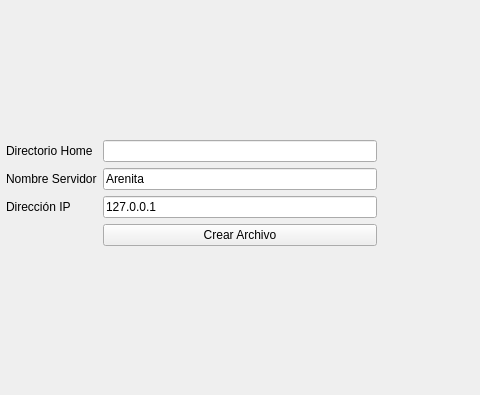
Before: the Qt Designer form administrador/parametro/servidorconfigura.ui in jorge-luis-dev/Arenita, drawn with Qt 5; both pictures show x 124 to 604 and y 0 to 395 of the 800 by 600 pixel window.
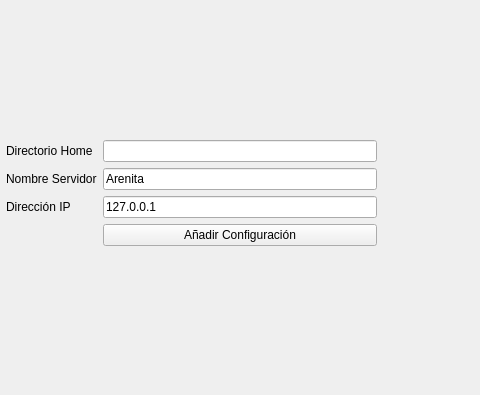
After: the same form once the commit is applied.

Patch:
```diff
--- a/administrador/parametro/servidorconfigura.ui
+++ b/administrador/parametro/servidorconfigura.ui
@@ -40,7 +40,7 @@
         <string/>
        </property>
        <property name="text">
-        <string>Crear Archivo</string>
+        <string>Añadir Configuración</string>
        </property>
       </widget>
      </item>
```
